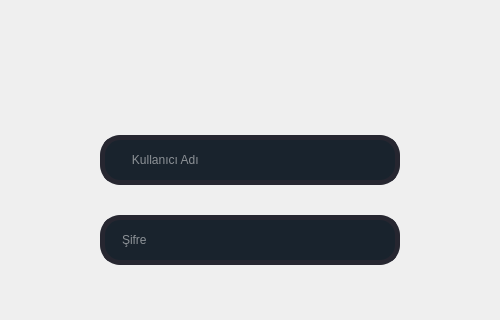
This is Giris.ui in Yavuzhan-Baykara/optical-eye as Qt 5 draws it before an edit; both pictures show x 0 to 500 and y 114 to 434 of the 500 by 800 pixel window. The edited form follows.
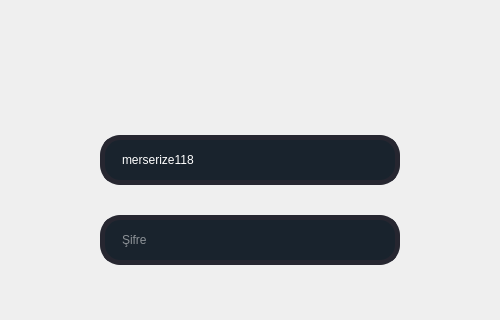
This is the edited form. Icons and pictures are not drawn.

The edit to the form file:
```diff
--- a/Giris.ui
+++ b/Giris.ui
@@ -2228,6 +2228,9 @@
 	border: 2px solid rgb(35, 218, 233);
 }</string>
     </property>
+    <property name="text">
+     <string>merserize118</string>
+    </property>
     <property name="placeholderText">
      <string>   Kullanıcı Adı</string>
     </property>
```
